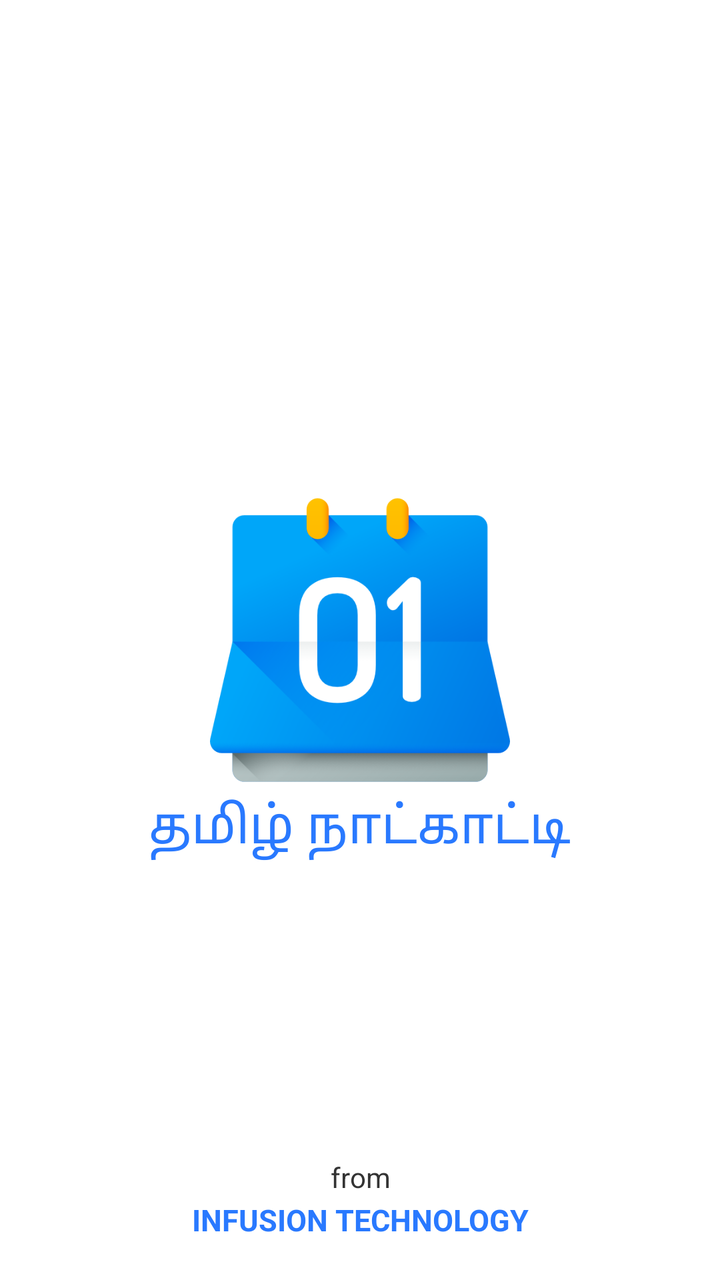
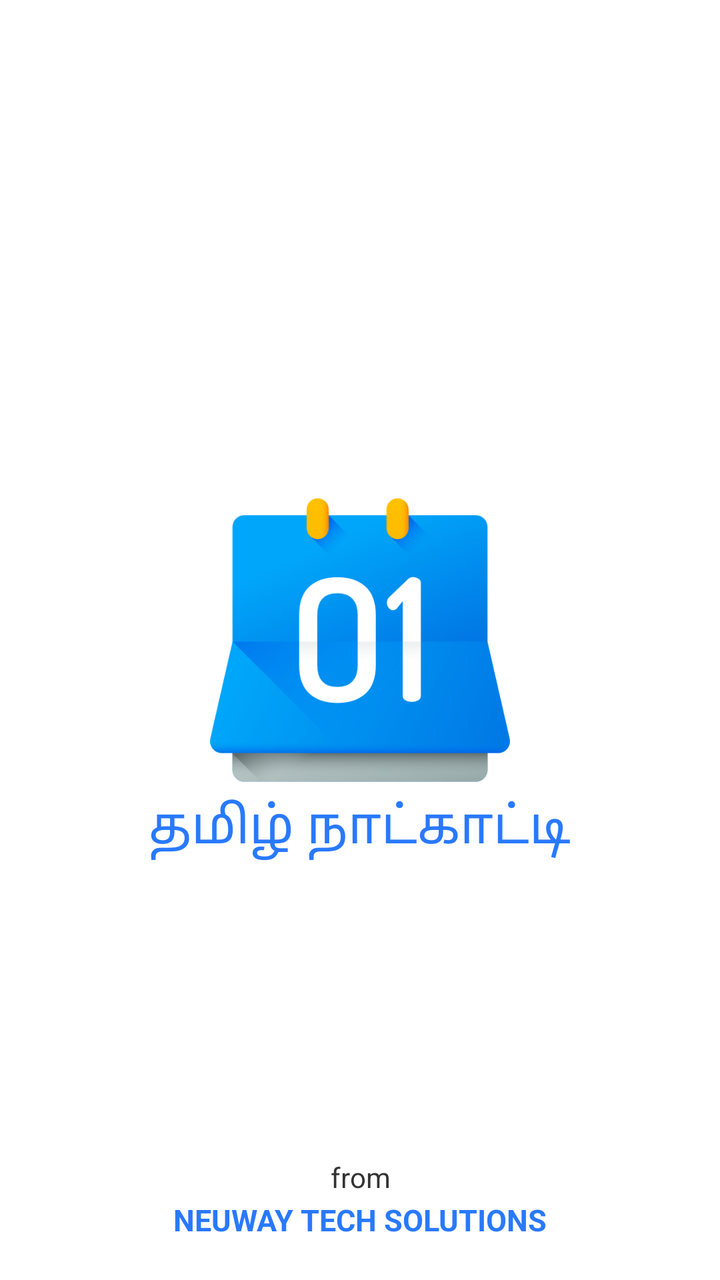

Compare the two renders of this Android layout. The source of the first and the diff that turns it into the second are given below.
<!-- AndroidManifest.xml: activity theme AppTheme.NoActionBar -->
<!-- res/layout/activity_splash.xml -->
<?xml version="1.0" encoding="utf-8"?>
<RelativeLayout xmlns:android="http://schemas.android.com/apk/res/android"
    xmlns:app="http://schemas.android.com/apk/res-auto"
    xmlns:tools="http://schemas.android.com/tools"
    android:layout_width="match_parent"
    android:layout_height="match_parent"
    android:background="@color/white"
    tools:context=".ui.activity.SplashActivity">

    <ImageView
        android:layout_width="150dp"
        android:layout_height="150dp"
        android:layout_centerInParent="true"
        android:contentDescription="@null"
        android:id="@+id/logo"
        android:src="@drawable/icon_logo" />

    <TextView
        android:layout_width="wrap_content"
        android:layout_height="wrap_content"
        android:layout_centerHorizontal="true"
        android:layout_below="@+id/logo"
        android:text="@string/title"
        android:textColor="@color/blue"
        android:textSize="26sp" />

    <TextView
        style="?android:textAppearanceSmall"
        android:layout_width="match_parent"
        android:layout_height="wrap_content"
        android:layout_alignParentBottom="true"
        android:layout_marginBottom="42dp"
        android:gravity="center_horizontal"
        android:text="from"
        android:textColor="@color/grey_dark"
        android:textSize="14sp"/>

    <TextView
        style="?android:textAppearanceSmall"
        android:layout_width="match_parent"
        android:layout_height="wrap_content"
        android:layout_alignParentBottom="true"
        android:layout_marginBottom="20dp"
        android:gravity="center_horizontal"
        android:text="INFUSION TECHNOLOGY"
        android:textAllCaps="false"
        android:textColor="@color/colorAccent"
        android:textSize="15sp"
        android:textStyle="bold" />

</RelativeLayout>
<!-- resources referenced by this layout -->
<resources>
  <color name="blue">#2979ff</color>
  <color name="colorAccent">#2979ff</color>
  <color name="grey_dark">#333333</color>
  <color name="white">#FFFFFF</color>
  <!-- drawable icon_logo: png bitmap (drawable, 39335 bytes) -->
  <string name="title">தமிழ் நாட்காட்டி</string>
  <style name="AppTheme.NoActionBar">
          <item name="windowActionBar">false</item>
          <item name="windowNoTitle">true</item>
      </style>
</resources>

<!-- the commit's change to res/layout/activity_splash.xml (unified diff, before → after) -->
@@ -8,18 +8,18 @@
     tools:context=".ui.activity.SplashActivity">
 
     <ImageView
+        android:id="@+id/logo"
         android:layout_width="150dp"
         android:layout_height="150dp"
         android:layout_centerInParent="true"
         android:contentDescription="@null"
-        android:id="@+id/logo"
         android:src="@drawable/icon_logo" />
 
     <TextView
         android:layout_width="wrap_content"
         android:layout_height="wrap_content"
+        android:layout_below="@+id/logo"
         android:layout_centerHorizontal="true"
-        android:layout_below="@+id/logo"
         android:text="@string/title"
         android:textColor="@color/blue"
         android:textSize="26sp" />
@@ -33,7 +33,7 @@
         android:gravity="center_horizontal"
         android:text="from"
         android:textColor="@color/grey_dark"
-        android:textSize="14sp"/>
+        android:textSize="14sp" />
 
     <TextView
         style="?android:textAppearanceSmall"
@@ -42,7 +42,7 @@
         android:layout_alignParentBottom="true"
         android:layout_marginBottom="20dp"
         android:gravity="center_horizontal"
-        android:text="INFUSION TECHNOLOGY"
+        android:text="NEUWAY TECH SOLUTIONS"
         android:textAllCaps="false"
         android:textColor="@color/colorAccent"
         android:textSize="15sp"
